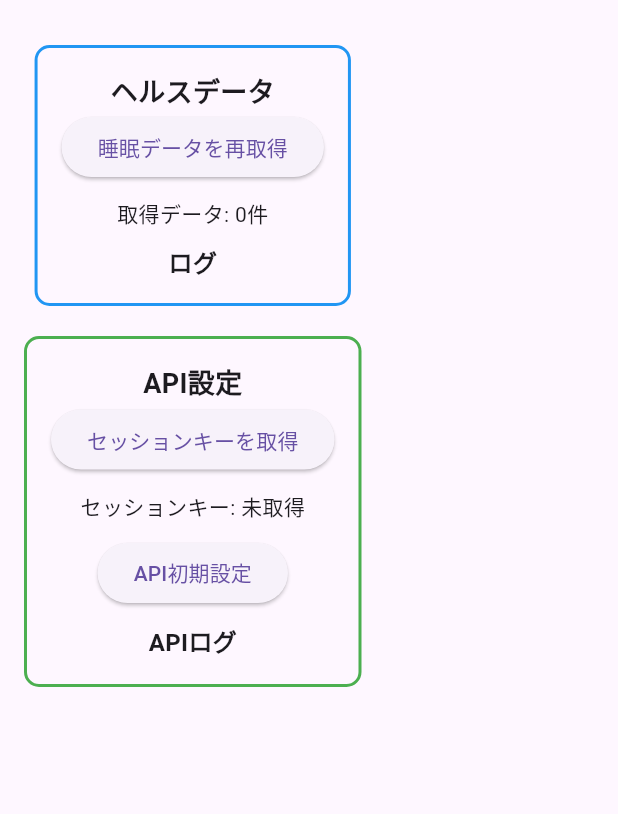
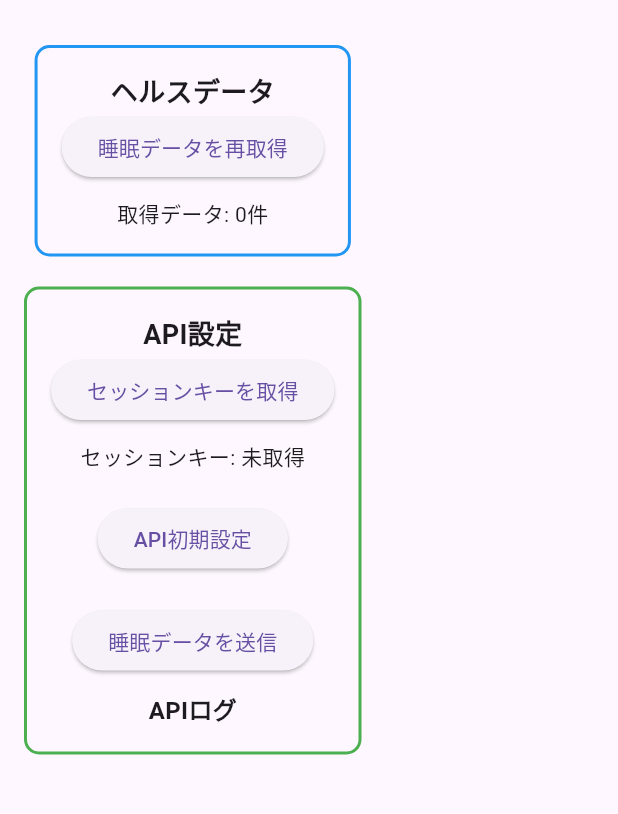
Before and after one commit to heppoko-jc/carry_app, a Flutter app: the screen it shows after launch, on a phone screen of 412 x 824 dp, the part 63-877 px from its top. Run offline on Flutter 3.47's test engine with Material 3 defaults, Android fonts, the phone set to English and light mode, and no system bars; our stand-ins replace permission_handler, shared_preferences, webview_flutter; missing offline and left inert: health.

Commit message:
睡眠データの整形・格納

```diff
--- a/lib/main.dart
+++ b/lib/main.dart
@@ -1,9 +1,9 @@
-import 'dart:async';
 import 'package:flutter/material.dart';
 import 'package:health/health.dart';
 import 'package:carry_app/services/health_service.dart';
 import 'package:carry_app/services/session_service.dart';
 import 'package:carry_app/services/api_service.dart';
+import 'package:carry_app/services/sleep_data_service.dart';
 
 void main() {
   runApp(const MyApp());
@@ -32,6 +32,7 @@ class _CarryAppScreenState extends State<CarryAppScreen> {
   final HealthService _healthService = HealthService();
   final SessionService _sessionService = SessionService();
   final ApiService _apiService = ApiService();
+  final SleepDataService _sleepDataService = SleepDataService();
 
   List<String> _logs = [];
   List<String> _apiLogs = [];
@@ -45,7 +46,7 @@ class _CarryAppScreenState extends State<CarryAppScreen> {
     _initialize();
   }
 
-  /// **初期化**
+  /// **初期化処理**
   Future<void> _initialize() async {
     setState(() => _isLoading = true);
     bool authorized = await _healthService.requestPermissions();
@@ -70,17 +71,17 @@ class _CarryAppScreenState extends State<CarryAppScreen> {
     bool success = await _apiService.initializeDirectories();
     setState(() {
       _apiLogs.add(success ? "API 初期設定成功！" : "API 初期設定失敗...");
-      _apiLogs.addAll(_apiService.logs); // APIログを追加
+      _apiLogs.addAll(_apiService.logs);
     });
   }
 
-  /// **ログを追加**
-  void _addLog(String message) {
+  /// **睡眠データをWebCarryに送信**
+  Future<void> sendSleepData() async {
+    setState(() => _apiLogs.add("睡眠データ送信中..."));
+    bool success = await _sleepDataService.sendSleepData(_sleepData);
     setState(() {
-      _logs.add(message);
-      if (_logs.length > 10) _logs.removeAt(0);
+      _apiLogs.add(success ? "睡眠データ送信成功！" : "睡眠データ送信失敗...");
     });
-    print(message);
   }
 
   @override
@@ -112,16 +113,8 @@ class _CarryAppScreenState extends State<CarryAppScreen> {
                   Text("取得データ: ${_sleepData.length}件"),
                   ..._sleepData.map(
                     (data) => Text(
-                      "日付: ${data.dateFrom.toLocal().toString().split(' ')[0]}, 開始: ${data.dateFrom.toLocal().toString().split(' ')[1]}, 終了: ${data.dateTo.toLocal().toString().split(' ')[1]}",
+                      "日付: ${data.dateFrom.toLocal()} - ${data.dateTo.toLocal()}",
                     ),
-                  ),
-                  const SizedBox(height: 10),
-                  const Text(
-                    "ログ",
-                    style: TextStyle(fontSize: 16, fontWeight: FontWeight.bold),
-                  ),
-                  ..._logs.map(
-                    (log) => Text(log, style: const TextStyle(fontSize: 12)),
                   ),
                 ],
               ),
@@ -141,6 +134,8 @@ class _CarryAppScreenState extends State<CarryAppScreen> {
                     "API設定",
                     style: TextStyle(fontSize: 18, fontWeight: FontWeight.bold),
                   ),
+
+                  /// **セッションキー取得ボタン**
                   ElevatedButton(
                     onPressed: () async {
                       String? token = await Navigator.push(
@@ -158,19 +153,29 @@ class _CarryAppScreenState extends State<CarryAppScreen> {
                   ),
                   const SizedBox(height: 10),
                   Text("セッションキー: ${_sessionKey ?? '未取得'}"),
-                  const SizedBox(height: 10),
+
+                  const SizedBox(height: 20),
+
+                  /// **API 初期設定ボタン**
                   ElevatedButton(
                     onPressed: initializeApi,
                     child: const Text("API初期設定"),
                   ),
+
+                  const SizedBox(height: 20),
+
+                  /// **睡眠データ送信ボタン**
+                  ElevatedButton(
+                    onPressed: sendSleepData,
+                    child: const Text("睡眠データを送信"),
+                  ),
+
                   const SizedBox(height: 10),
                   const Text(
                     "APIログ",
                     style: TextStyle(fontSize: 16, fontWeight: FontWeight.bold),
                   ),
-                  ..._apiLogs.map(
-                    (log) => Text(log, style: const TextStyle(fontSize: 12)),
-                  ),
+                  ..._apiLogs.map((log) => Text(log)),
                 ],
               ),
             ),
```
Also changed, not shown: lib/services/sleep_data_service.dart (added, +204 -0 lines).
